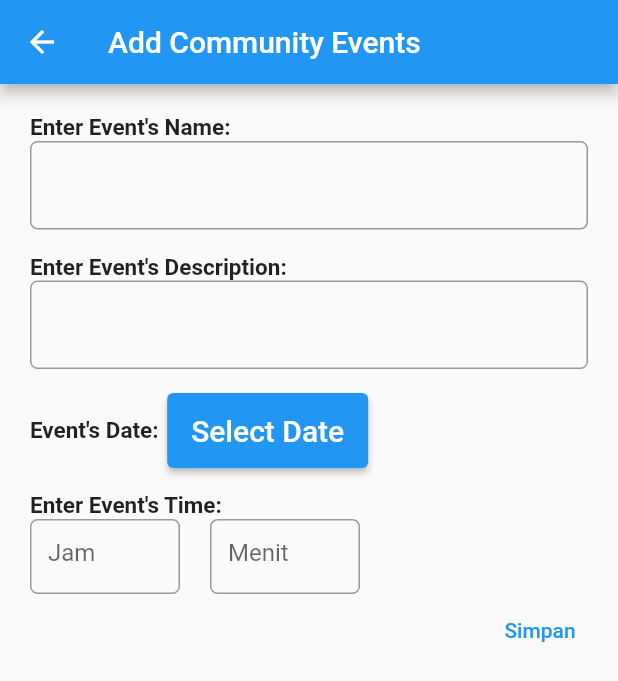
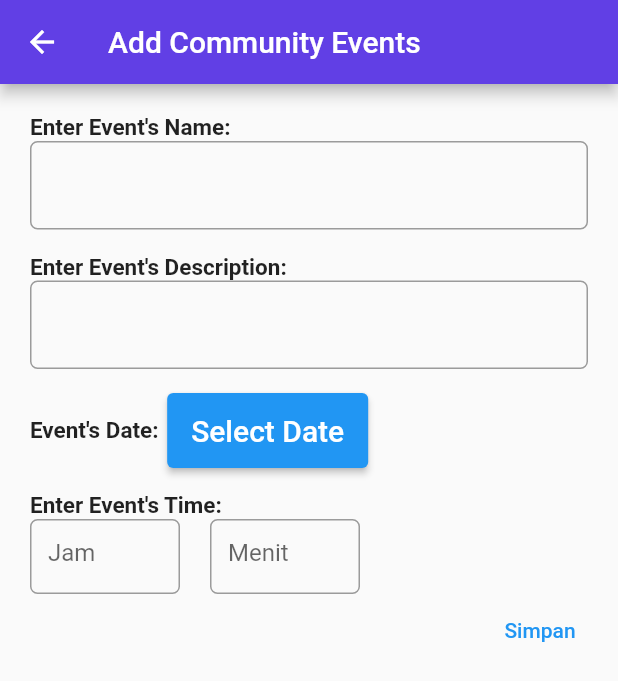
Before and after one commit to vwjaya32/RuOK-Flutter, a Flutter app: the EventForm screen opened directly, on a phone screen of 412 x 824 dp. Shown: the top 681 px of the screen. Run offline on Flutter 3.47's test engine with Material 2 defaults, Android fonts, the phone set to English and light mode, and no system bars; missing offline and left inert: pbp_django_auth.

Commit message:
Appbar Color

```diff
--- a/ruok/lib/Events/pages/add_events_page.dart
+++ b/ruok/lib/Events/pages/add_events_page.dart
@@ -10,6 +10,7 @@ class EventForm extends StatefulWidget {
 }
 
 class _EventFormState extends State<EventForm> {
+  static const purple = Color(0xFF613FE5);
   final _formKey = GlobalKey<FormState>();
   String? _name = "";
   String? _description = "";
@@ -32,7 +33,8 @@ class _EventFormState extends State<EventForm> {
   Widget build(BuildContext context) {
     return Scaffold(
       appBar: AppBar(
-        title: Text('Add Community Events'),
+        backgroundColor: purple,
+        title: const Text('Add Community Events'),
       ),
       body: Form(
         key: _formKey,
--- a/ruok/lib/Events/pages/events_list.dart
+++ b/ruok/lib/Events/pages/events_list.dart
@@ -12,6 +12,7 @@ class EventList extends StatefulWidget {
 }
 
 class _EventDetailState extends State<EventList> {
+  static const purple = Color(0xFF613FE5);
   late Future<List<EventItem>> eventlist;
 
   @override
@@ -25,7 +26,8 @@ class _EventDetailState extends State<EventList> {
     final user = context.watch<UserProvider>();
     return Scaffold(
       appBar: AppBar(
-        title: Text('List Of Events'),
+        backgroundColor: purple,
+        title: const Text('List Of Events'),
       ),
       body: FutureBuilder(
         future: eventlist,
--- a/ruok/lib/Events/pages/events_page.dart
+++ b/ruok/lib/Events/pages/events_page.dart
@@ -13,6 +13,7 @@ class EventPage extends StatefulWidget {
 }
 
 class EventPageState extends State<EventPage> {
+  static const purple = Color(0xFF613FE5);
 
   @override
   Widget build(BuildContext context) {
@@ -20,6 +21,7 @@ class EventPageState extends State<EventPage> {
 
     return Scaffold(
       appBar: AppBar(
+        backgroundColor: purple,
         title: Text('Halo ${user.user.username}!'),
       ),
       drawer: RuokDrawer(),
```
